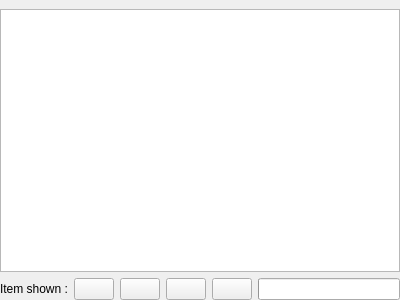
Above: application/GUI/Downloads/DownloadsWidget.ui from Ummon/D-LAN before the change. Below: the same form after it.
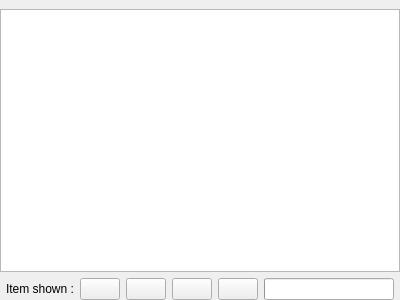
That is the form after the change. Icons and pictures are not drawn. Custom widgets are drawn as their Qt base class.

Commit message: Add a little right and left padding in the bottom of the download window

The edit to the form file:
```diff
--- a/application/GUI/Downloads/DownloadsWidget.ui
+++ b/application/GUI/Downloads/DownloadsWidget.ui
@@ -42,6 +42,12 @@
    </item>
    <item>
     <layout class="QHBoxLayout" name="layTools">
+     <property name="leftMargin">
+      <number>6</number>
+     </property>
+     <property name="rightMargin">
+      <number>6</number>
+     </property>
      <item>
       <widget class="QLabel" name="lblFilter">
        <property name="text">
```
